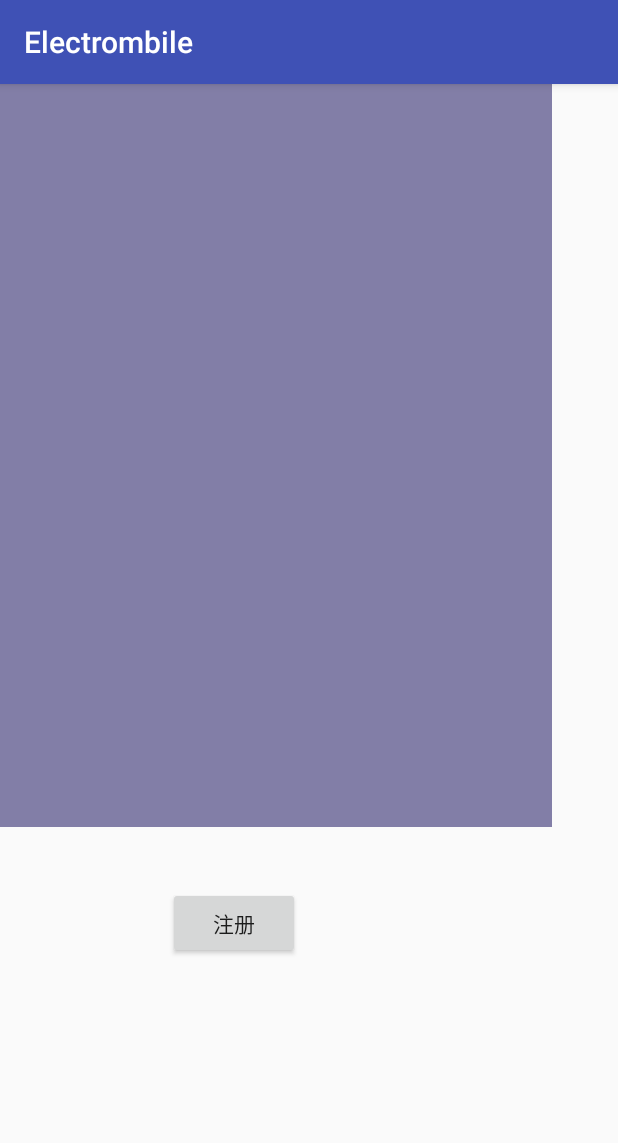
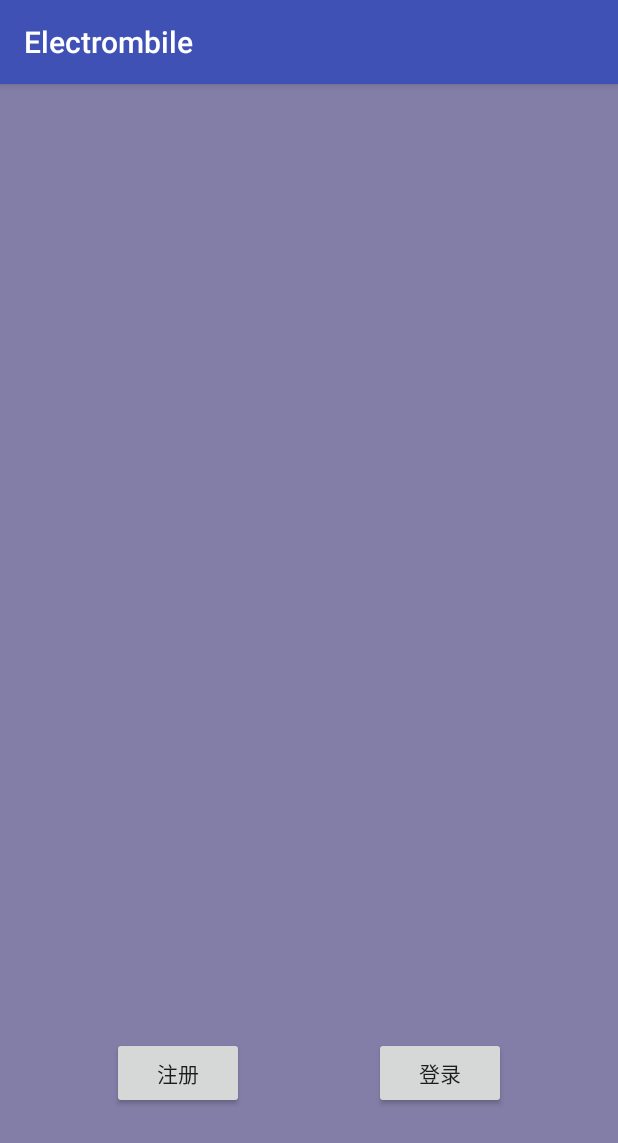
Before and after one commit to tanghc10/ElectrombileAndroid, an Android app: the screen it shows after launch (LoginMainActivity), on a phone screen of 412 x 824 dp. Shown: the top 1143 px of the screen. Run offline under Robolectric (Android 15) with nearby library versions, the phone set to English and light mode, and no system bars; our stand-ins replace EventBus, data binding.

Commit message:
第一个界面ui

```diff
--- a/app/src/main/res/layout/activity_loginmain.xml
+++ b/app/src/main/res/layout/activity_loginmain.xml
@@ -22,23 +22,51 @@
 
         <ImageView
             android:id="@+id/backgroundImage"
-        android:layout_width="368dp"
-        android:layout_height="495dp"
+            android:layout_width="0dp"
+            android:layout_height="0dp"
             android:src="@{presenter.getBackgroundImage()}"
-        tools:layout_editor_absoluteY="8dp"
-        tools:layout_editor_absoluteX="8dp"
-        android:contentDescription="" />
+            android:contentDescription=""
+            app:layout_constraintRight_toRightOf="@+id/activity_loginmain"
+            app:layout_constraintLeft_toLeftOf="@+id/activity_loginmain"
+            app:layout_constraintBottom_toBottomOf="@+id/activity_loginmain"
+            app:layout_constraintTop_toTopOf="@+id/activity_loginmain"
+            app:layout_constraintHorizontal_bias="0.0"
+            app:layout_constraintVertical_bias="0.0" />
 
         <Button
             android:text="注册"
             android:layout_width="wrap_content"
-        android:layout_height="48dp"
+            android:layout_height="wrap_content"
             android:id="@+id/register"
             android:onClick="@{() -> presenter.register()}"
-        android:layout_marginTop="40dp"
-        app:layout_constraintTop_toBottomOf="@+id/backgroundImage"
-        android:layout_marginStart="112dp"
-        app:layout_constraintLeft_toLeftOf="@+id/activity_loginmain" />
+            android:layout_marginTop="16dp"
+            app:layout_constraintTop_toTopOf="@+id/activity_loginmain"
+            app:layout_constraintBottom_toBottomOf="@+id/activity_loginmain"
+            android:layout_marginBottom="16dp"
+            android:layout_marginStart="16dp"
+            app:layout_constraintLeft_toLeftOf="@+id/activity_loginmain"
+            android:layout_marginEnd="16dp"
+            app:layout_constraintRight_toRightOf="@+id/activity_loginmain"
+            app:layout_constraintHorizontal_bias="0.2"
+            app:layout_constraintVertical_bias="0.9" />
+
+        <Button
+            android:text="登录"
+            android:layout_width="wrap_content"
+            android:layout_height="wrap_content"
+            android:onClick="@{() -> presenter.login()}"
+            android:id="@+id/button"
+            android:layout_marginTop="16dp"
+            app:layout_constraintTop_toTopOf="@+id/activity_loginmain"
+            app:layout_constraintBottom_toBottomOf="@+id/activity_loginmain"
+            android:layout_marginBottom="16dp"
+            android:layout_marginStart="16dp"
+            app:layout_constraintLeft_toLeftOf="@+id/activity_loginmain"
+            android:layout_marginEnd="16dp"
+            app:layout_constraintRight_toRightOf="@+id/activity_loginmain"
+            app:layout_constraintHorizontal_bias="0.8"
+            app:layout_constraintVertical_bias="0.9" />
+
 
 
     </android.support.constraint.ConstraintLayout>
```
Lines whose indentation alone changed are shown as unchanged.
